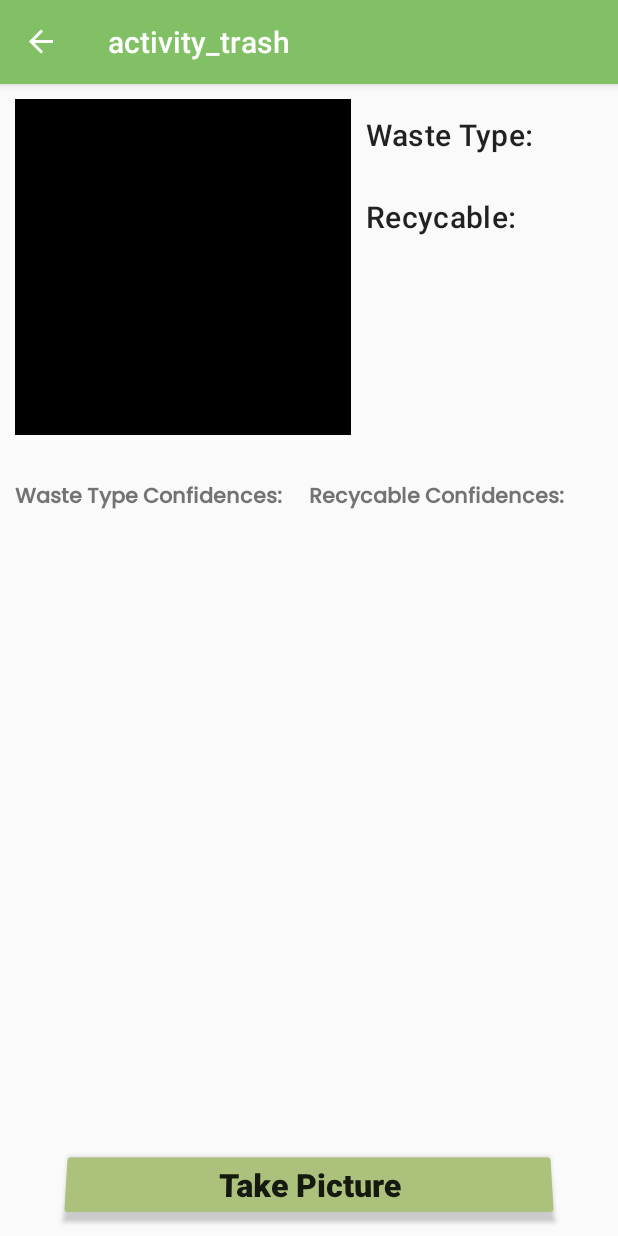
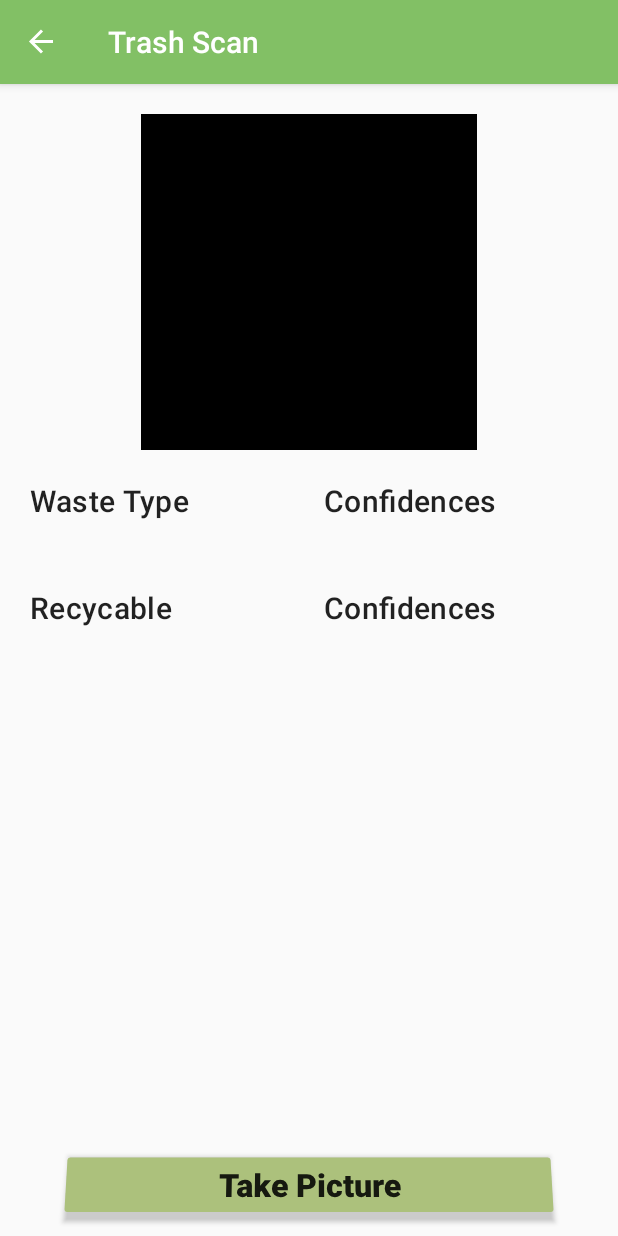
Before and after one commit to flysolo17/Trash-Scan, an Android app: the MainActivity screen opened directly, with no data from a screen before it, after a tap on "Scan Trash", on a phone screen of 412 x 824 dp. Run offline under Robolectric (Android 15) with nearby library versions, the light colour scheme and no system bars; our stand-ins replace Firebase (no records; nobody signed in at launch, a user with empty details on screens opened directly), Picasso, navigation-ui; libraries missing offline, so code that uses them is left out: org.tensorflow.lite; 2 statements that could not run were skipped.

Commit message:
Updated TrashScanActivity UI

```diff
--- a/app/src/main/res/layout/activity_trash.xml
+++ b/app/src/main/res/layout/activity_trash.xml
@@ -14,67 +14,54 @@
         android:layout_weight="1">
 
 
+
+        <ImageView
+            android:id="@+id/imageView"
+            android:layout_width="224dp"
+            android:layout_gravity="center"
+            android:layout_height="224dp"
+            android:layout_margin="10dp"
+            android:background="@color/black"/>
+
         <LinearLayout
             android:layout_width="match_parent"
             android:layout_height="wrap_content"
+            android:orientation="vertical">
+            <LinearLayout
+                android:layout_width="match_parent"
+                android:layout_height="wrap_content"
+                android:layout_weight="1"
                 android:orientation="horizontal">
-        <ImageView
-            android:id="@+id/imageView"
-            android:layout_width="224dp"
-            android:layout_height="224dp"
-            android:background="@color/black"/>
                 <LinearLayout
                     android:layout_width="match_parent"
                     android:layout_height="match_parent"
                     android:padding="10dp"
+                    android:layout_weight="1"
                     android:orientation="vertical">
                     <TextView
                         android:layout_width="match_parent"
                         android:layout_height="wrap_content"
-                android:text="Waste Type:"
+                        android:text="Waste Type"
                         style="@style/TextAppearance.MaterialComponents.Headline6"/>
                     <TextView
                         android:id="@+id/textWasteType"
                         android:layout_width="wrap_content"
                         android:layout_height="wrap_content"
                         android:text=""
-                android:textColor="#C30000"
-                android:textSize="20sp"
-                android:textStyle="bold" />
-            <TextView
-                android:layout_width="match_parent"
-                android:layout_height="wrap_content"
-                android:text="Recycable:"
-                style="@style/TextAppearance.MaterialComponents.Headline6"/>
-            <TextView
-                android:id="@+id/textIsRecycable"
-                android:layout_width="wrap_content"
-                android:layout_height="wrap_content"
-                android:text=""
-                android:textColor="#C30000"
-                android:textSize="20sp"
-                android:textStyle="bold" />
-        </LinearLayout>
+                    android:fontFamily="@font/poppins_medium"
+                        android:textColor="@color/black"/>
                 </LinearLayout>
                 <LinearLayout
                     android:layout_width="match_parent"
-            android:layout_height="wrap_content"
-            android:orientation="horizontal">
-            <LinearLayout
-                android:layout_width="match_parent"
-                android:layout_height="wrap_content"
+                    android:layout_height="match_parent"
+                    android:padding="10dp"
                     android:layout_weight="1"
                     android:orientation="vertical">
                 <TextView
-
                     android:layout_width="wrap_content"
                     android:layout_height="wrap_content"
-
-                    android:layout_marginTop="30sp"
-                    android:text="Waste Type Confidences:"
-                    android:fontFamily="@font/poppins_medium"
-                    android:textStyle="bold" />
-
+                    android:text="Confidences"
+                    style="@style/TextAppearance.MaterialComponents.Headline6" />
                     <TextView
                         android:id="@+id/textWasteTypeConfidences"
                         android:layout_width="wrap_content"
@@ -83,27 +70,51 @@
                         android:textColor="#000"
                         android:fontFamily="@font/poppins_medium"/>
                 </LinearLayout>
+            </LinearLayout>
                 <LinearLayout
                     android:layout_width="match_parent"
                     android:layout_height="wrap_content"
+                    android:orientation="horizontal">
+
+                    <LinearLayout
+                        android:layout_width="match_parent"
+                        android:layout_height="match_parent"
+                        android:padding="10dp"
                         android:layout_weight="1"
                         android:orientation="vertical">
                         <TextView
-
+                            android:layout_width="match_parent"
+                            android:layout_height="wrap_content"
+                            android:text="Recycable"
+                            style="@style/TextAppearance.MaterialComponents.Headline6"/>
+                        <TextView
+                            android:id="@+id/textIsRecycable"
                             android:layout_width="wrap_content"
                             android:layout_height="wrap_content"
-
-                    android:layout_marginTop="30sp"
-                    android:text="Recycable Confidences:"
-                    android:fontFamily="@font/poppins_medium"
-                    android:textStyle="bold" />
+                            android:text=""
+                            android:textColor="@color/black"
+                            android:fontFamily="@font/poppins_medium" />
+                    </LinearLayout>
+                    <LinearLayout
+                        android:layout_width="match_parent"
+                        android:layout_height="match_parent"
+                        android:padding="10dp"
+                        android:layout_weight="1"
+                        android:orientation="vertical">
+                        <TextView
+                            android:layout_width="wrap_content"
+                            android:layout_height="wrap_content"
+                            android:text="Confidences"
+                            style="@style/TextAppearance.MaterialComponents.Headline6"
+                             />
                         <TextView
                             android:id="@+id/textRecycableConfindences"
                             android:layout_width="wrap_content"
                             android:layout_height="wrap_content"
                             android:text=""
                             android:textColor="#000"
-                    android:fontFamily="@font/poppins_medium" />
+                            android:fontFamily="@font/poppins_medium"/>
+                    </LinearLayout>
                 </LinearLayout>
             </LinearLayout>
 
--- a/app/src/main/res/navigation/nav_bar_navigation.xml
+++ b/app/src/main/res/navigation/nav_bar_navigation.xml
@@ -107,7 +107,7 @@
     <fragment
         android:id="@+id/trashActivity"
         android:name="com.example.trash_scan.appfeatures.TrashActivity"
-        android:label="activity_trash"
+        android:label="Trash Scan"
         tools:layout="@layout/activity_trash" />
 
 </navigation>
```
Lines whose indentation alone changed are shown as unchanged.
